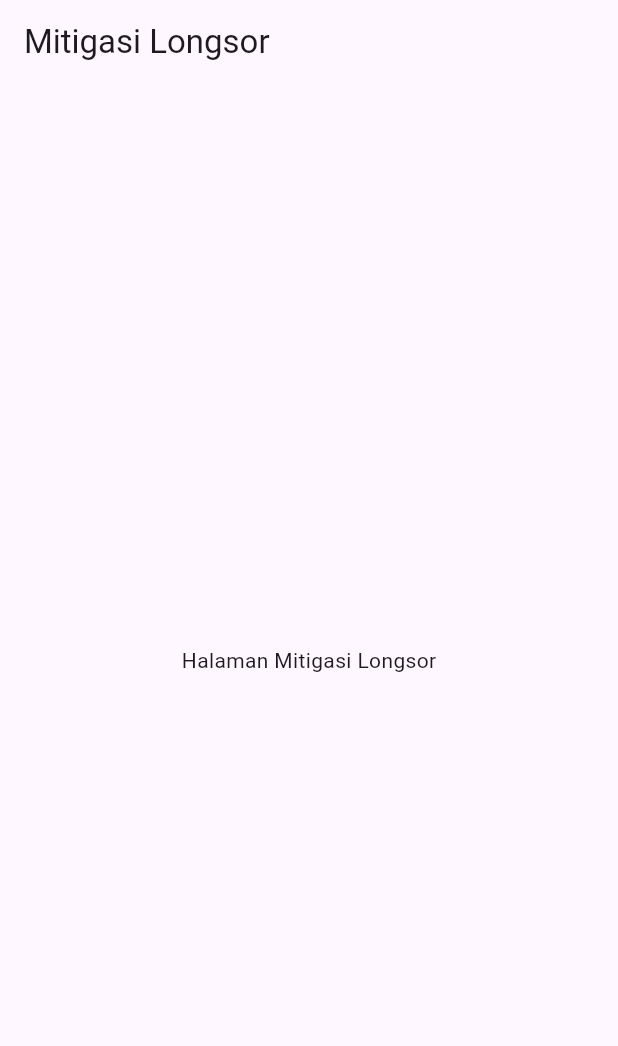
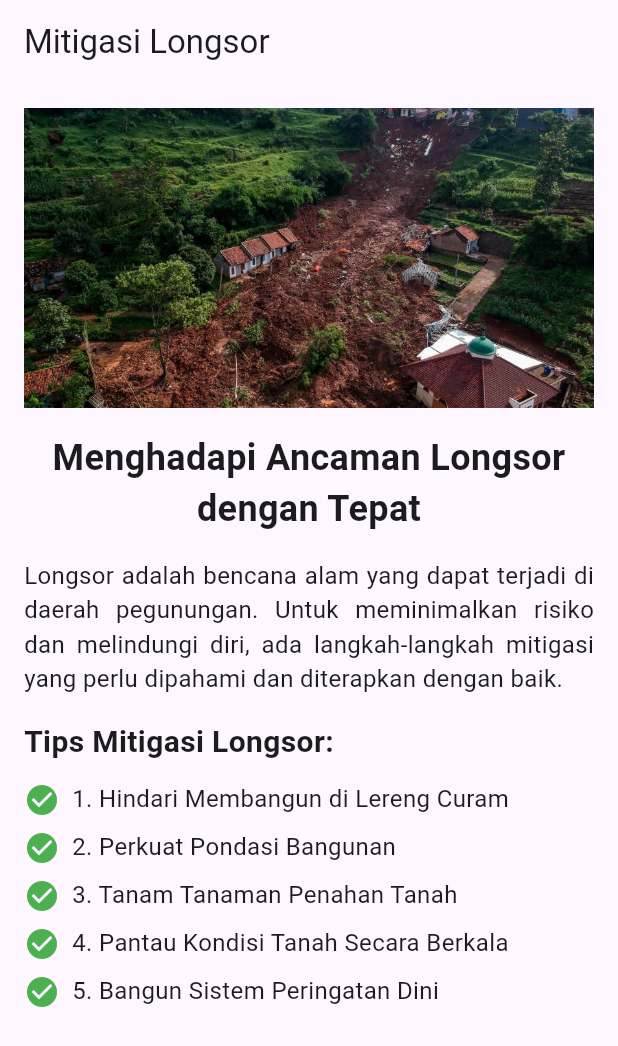
Before and after one commit to BeepBob0411/Kren-project, a Flutter app: the LongsorPage screen opened directly, on a phone screen of 412 x 824 dp. Shown: the top 1046 px of the screen. Run offline on Flutter 3.47's test engine with Material 3 defaults, Android fonts, the phone set to English and light mode, and no system bars; our stand-ins replace cloud_firestore, firebase_auth, firebase_core, geocoding, geolocator, image_picker and 4 more; accounts and stored records are empty.

Commit message:
Update longsor.dart

```diff
--- a/lib/pages/mitigasi/longsor.dart
+++ b/lib/pages/mitigasi/longsor.dart
@@ -9,8 +9,70 @@ class LongsorPage extends StatelessWidget {
       appBar: AppBar(
         title: Text('Mitigasi Longsor'),
       ),
-      body: Center(
-        child: Text('Halaman Mitigasi Longsor'),
+      body: SingleChildScrollView(
+        padding: EdgeInsets.all(16.0),
+        child: Column(
+          mainAxisAlignment: MainAxisAlignment.center,
+          crossAxisAlignment: CrossAxisAlignment.stretch,
+          children: [
+            Image.asset(
+              'assets/images/longsor.jpg', // Path to the longsor image in your assets folder
+              height: 200,
+              fit: BoxFit.cover,
+            ),
+            SizedBox(height: 16.0),
+            Text(
+              'Menghadapi Ancaman Longsor dengan Tepat',
+              style: TextStyle(
+                fontSize: 24.0,
+                fontWeight: FontWeight.bold,
+              ),
+              textAlign: TextAlign.center,
+            ),
+            SizedBox(height: 16.0),
+            Text(
+              'Longsor adalah bencana alam yang dapat terjadi di daerah pegunungan. '
+              'Untuk meminimalkan risiko dan melindungi diri, ada langkah-langkah '
+              'mitigasi yang perlu dipahami dan diterapkan dengan baik.',
+              style: TextStyle(fontSize: 16.0),
+              textAlign: TextAlign.justify,
+            ),
+            SizedBox(height: 16.0),
+            Text(
+              'Tips Mitigasi Longsor:',
+              style: TextStyle(
+                fontSize: 20.0,
+                fontWeight: FontWeight.bold,
+              ),
+              textAlign: TextAlign.left,
+            ),
+            SizedBox(height: 8.0),
+            _buildMitigationTip('1. Hindari Membangun di Lereng Curam'),
+            _buildMitigationTip('2. Perkuat Pondasi Bangunan'),
+            _buildMitigationTip('3. Tanam Tanaman Penahan Tanah'),
+            _buildMitigationTip('4. Pantau Kondisi Tanah Secara Berkala'),
+            _buildMitigationTip('5. Bangun Sistem Peringatan Dini'),
+          ],
+        ),
+      ),
+    );
+  }
+
+  Widget _buildMitigationTip(String tip) {
+    return Padding(
+      padding: EdgeInsets.symmetric(vertical: 4.0),
+      child: Row(
+        crossAxisAlignment: CrossAxisAlignment.start,
+        children: [
+          Icon(
+            Icons.check_circle,
+            color: Colors.green,
+          ),
+          SizedBox(width: 8.0),
+          Expanded(
+            child: Text(tip, style: TextStyle(fontSize: 16.0)),
+          ),
+        ],
       ),
     );
   }
```
